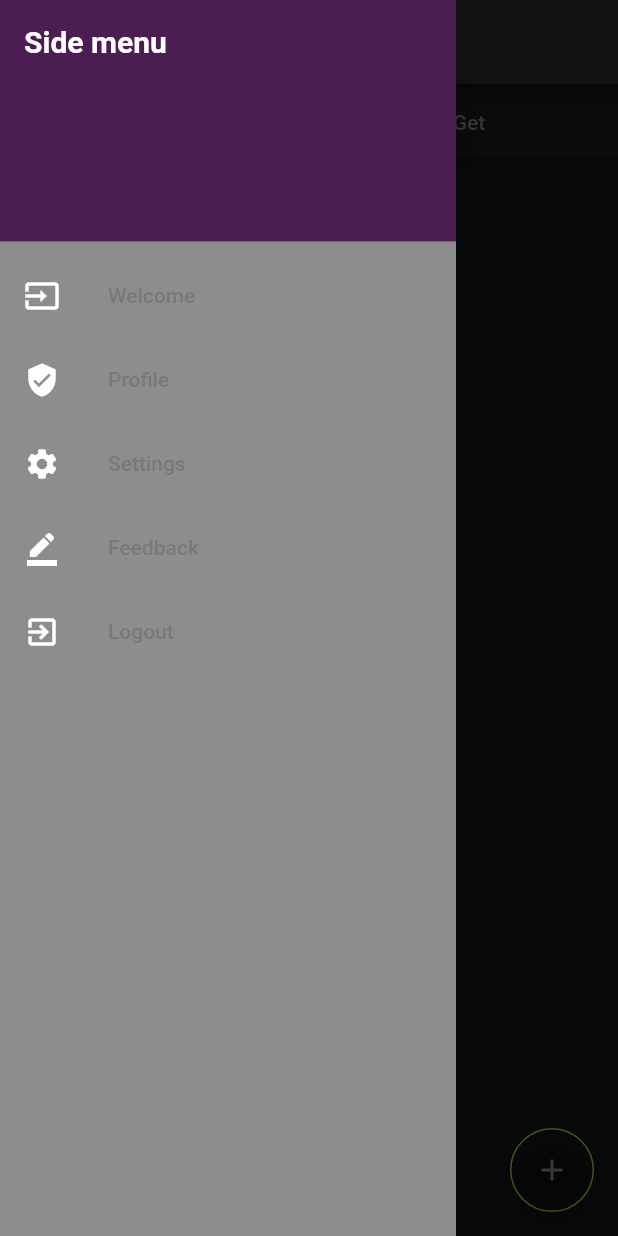
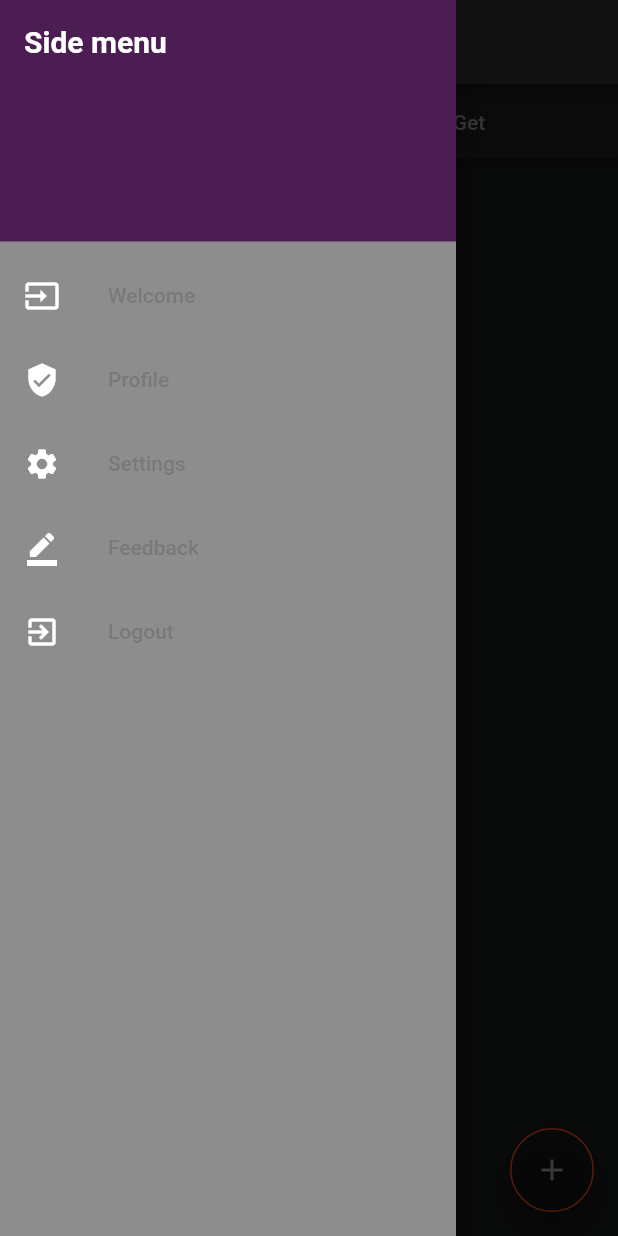
Before and after one commit to Hiebeler/Debt-Manager, a Flutter app: the Home screen opened directly, with the side drawer open, on a phone screen of 412 x 824 dp. Run offline on Flutter 3.47's test engine with Material 2 defaults, Android fonts, the phone set to English and light mode, and no system bars; our stand-ins replace firebase_auth, firebase_core; accounts and stored records are empty.

Commit message:
use right color in add_debt.dart

```diff
--- a/lib/home/home.dart
+++ b/lib/home/home.dart
@@ -14,9 +14,22 @@ class Home extends StatefulWidget {
 class _HomeState extends State<Home> {
   String IOweOrIGet = "I Owe";
 
+  final Color green = const Color.fromRGBO(134, 194, 50, 1);
+  final Color red = const Color.fromRGBO(185, 61, 25, 1);
+
+  Color homeColor = const Color.fromRGBO(185, 61, 25, 1);
+
+
   changeIOweOrIGet(changeValue) {
     setState(() {
       IOweOrIGet = changeValue;
+
+      if (IOweOrIGet == "I Owe") {
+        homeColor = red;
+      } else {
+        homeColor = green;
+      }
+
     });
   }
 
@@ -41,7 +54,7 @@ class _HomeState extends State<Home> {
                           decoration: BoxDecoration(
                             border: Border(
                               bottom:
-                                  BorderSide(width: 3, color: Theme.of(context).colorScheme.secondaryVariant),
+                                  BorderSide(width: 3, color: homeColor),
                             ),
                           ),
                           child: IGetIOweButton(
@@ -60,7 +73,7 @@ class _HomeState extends State<Home> {
                     decoration: BoxDecoration(
                       border: Border(
                         bottom:
-                        BorderSide(width: 3, color: Theme.of(context).colorScheme.secondary),
+                        BorderSide(width: 3, color: homeColor),
                       ),
                     ),
                     child: IGetIOweButton(
@@ -85,12 +98,12 @@ class _HomeState extends State<Home> {
           ),
           onPressed: () => {
                 Navigator.of(context)
-                    .pushReplacement(MaterialPageRoute(builder: (context) => AddDebt()))
+                    .push(MaterialPageRoute(builder: (context) => AddDebt(color: homeColor,)))
               },
           backgroundColor: Colors.transparent,
-          shape: const CircleBorder(
+          shape: CircleBorder(
             side: BorderSide(
-              color: Color.fromRGBO(134, 194, 50, 1),
+              color: homeColor,
               width: 1,
             ),
           )),
```
Also changed, not shown: lib/home/add_debt.dart (+5 -5 lines).
